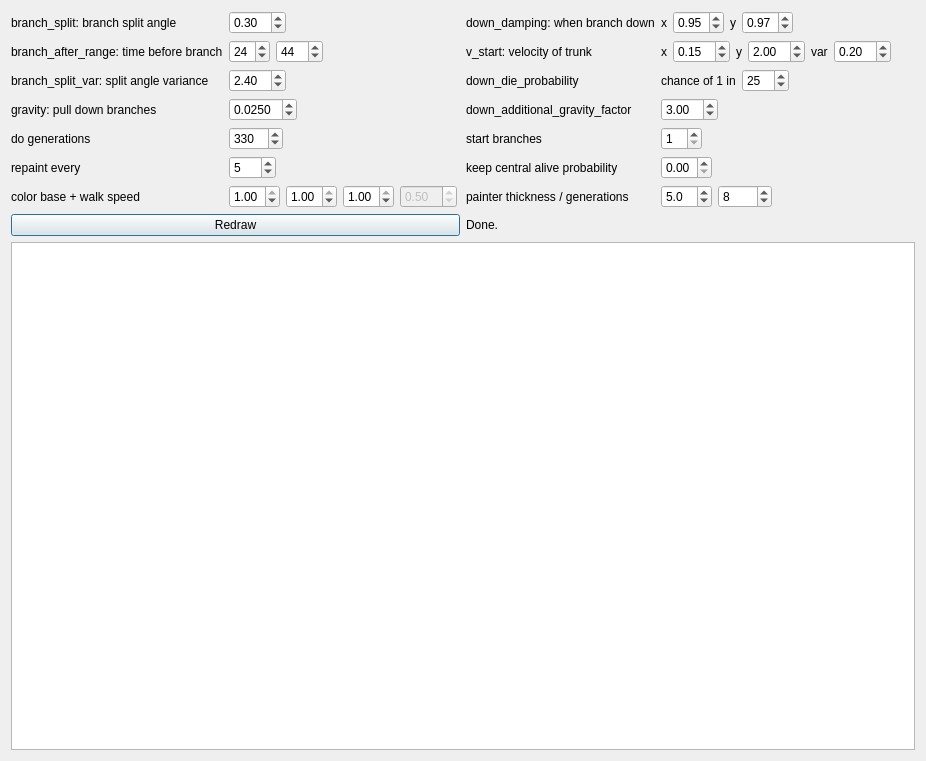
Before: the Qt Designer form treedialog.ui in scummos/trees, drawn with Qt 5.
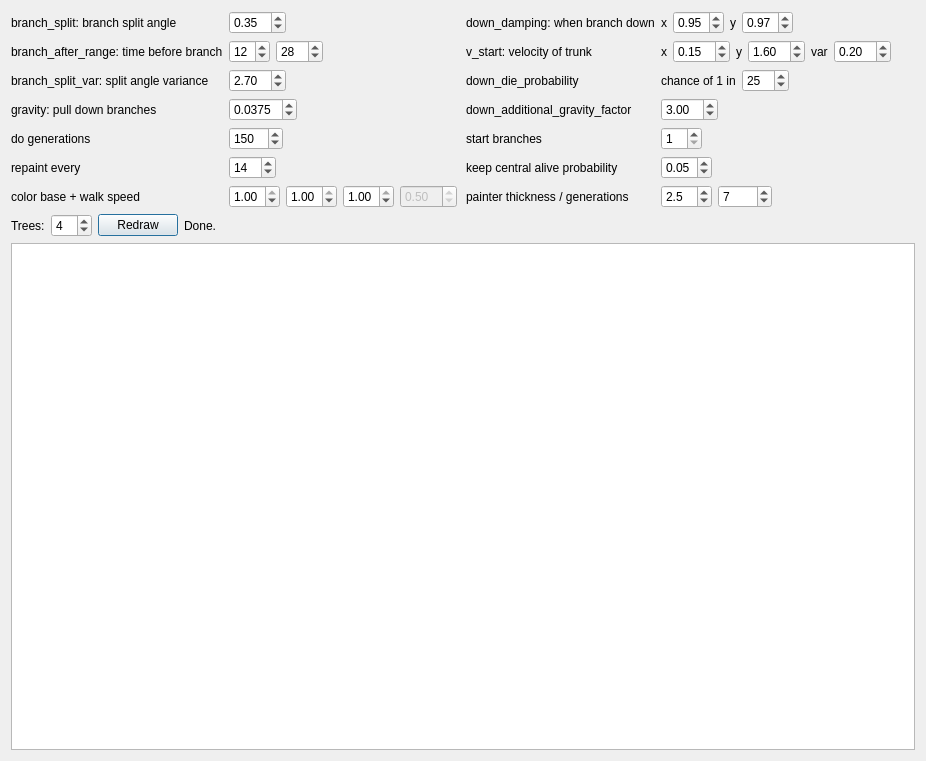
After: the same form once the commit is applied.

Patch:
```diff
--- a/treedialog.ui
+++ b/treedialog.ui
@@ -34,7 +34,7 @@
           <double>0.050000000000000</double>
          </property>
          <property name="value">
-          <double>0.300000000000000</double>
+          <double>0.350000000000000</double>
          </property>
         </widget>
        </item>
@@ -53,7 +53,7 @@
             <number>4</number>
            </property>
            <property name="value">
-            <number>24</number>
+            <number>12</number>
            </property>
           </widget>
          </item>
@@ -66,7 +66,7 @@
             <number>4</number>
            </property>
            <property name="value">
-            <number>44</number>
+            <number>28</number>
            </property>
           </widget>
          </item>
@@ -85,7 +85,7 @@
           <double>0.100000000000000</double>
          </property>
          <property name="value">
-          <double>2.400000000000000</double>
+          <double>2.700000000000000</double>
          </property>
         </widget>
        </item>
@@ -111,7 +111,7 @@
           <double>0.002500000000000</double>
          </property>
          <property name="value">
-          <double>0.025000000000000</double>
+          <double>0.037500000000000</double>
          </property>
         </widget>
        </item>
@@ -131,7 +131,7 @@
           <number>10</number>
          </property>
          <property name="value">
-          <number>330</number>
+          <number>150</number>
          </property>
         </widget>
        </item>
@@ -151,7 +151,7 @@
           <number>250</number>
          </property>
          <property name="value">
-          <number>5</number>
+          <number>14</number>
          </property>
         </widget>
        </item>
@@ -321,7 +321,7 @@
             <double>0.100000000000000</double>
            </property>
            <property name="value">
-            <double>2.000000000000000</double>
+            <double>1.600000000000000</double>
            </property>
           </widget>
          </item>
@@ -421,6 +421,9 @@
          <property name="singleStep">
           <double>0.050000000000000</double>
          </property>
+         <property name="value">
+          <double>0.050000000000000</double>
+         </property>
         </widget>
        </item>
        <item row="8" column="0">
@@ -447,7 +450,7 @@
             <double>0.500000000000000</double>
            </property>
            <property name="value">
-            <double>5.000000000000000</double>
+            <double>2.500000000000000</double>
            </property>
           </widget>
          </item>
@@ -460,7 +463,7 @@
             <number>1000</number>
            </property>
            <property name="value">
-            <number>8</number>
+            <number>7</number>
            </property>
           </widget>
          </item>
@@ -472,8 +475,49 @@
    </item>
    <item>
     <layout class="QHBoxLayout" name="horizontalLayout_7">
+     <item>
+      <widget class="QLabel" name="label_21">
+       <property name="sizePolicy">
+        <sizepolicy hsizetype="Fixed" vsizetype="Preferred">
+         <horstretch>0</horstretch>
+         <verstretch>0</verstretch>
+        </sizepolicy>
+       </property>
+       <property name="text">
+        <string>Trees:</string>
+       </property>
+      </widget>
+     </item>
+     <item>
+      <widget class="QSpinBox" name="tree_count">
+       <property name="sizePolicy">
+        <sizepolicy hsizetype="Fixed" vsizetype="Fixed">
+         <horstretch>0</horstretch>
+         <verstretch>0</verstretch>
+        </sizepolicy>
+       </property>
+       <property name="minimum">
+        <number>1</number>
+       </property>
+       <property name="maximum">
+        <number>20</number>
+       </property>
+       <property name="singleStep">
+        <number>1</number>
+       </property>
+       <property name="value">
+        <number>4</number>
+       </property>
+      </widget>
+     </item>
      <item>
       <widget class="QPushButton" name="draw_buton">
+       <property name="sizePolicy">
+        <sizepolicy hsizetype="Fixed" vsizetype="Fixed">
+         <horstretch>0</horstretch>
+         <verstretch>0</verstretch>
+        </sizepolicy>
+       </property>
        <property name="text">
         <string>Redraw</string>
        </property>
```
